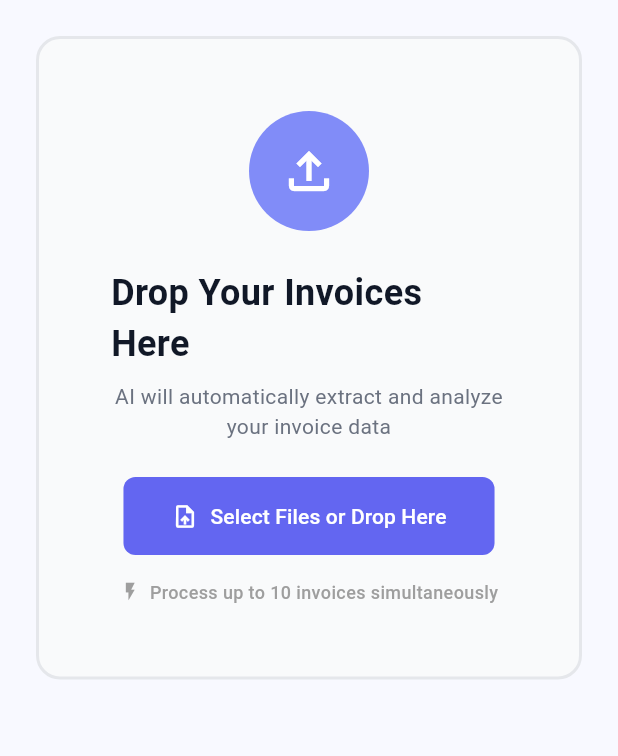
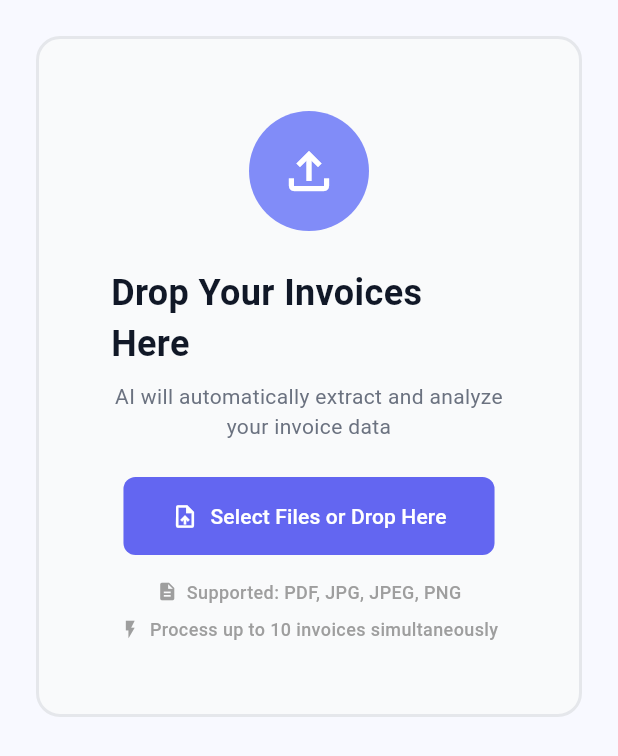
Before and after one commit to Elkaso-app/benchmarking, a Flutter app: the UploadPage widget shown alone on an empty page, opened directly, on a phone screen of 412 x 824 dp. Shown: the top 756 px of the screen. Run offline on Flutter 3.47's test engine with Material 3 defaults, Android fonts, the light colour scheme and no system bars; our stand-ins replace file_picker, fl_chart; network calls fail.

Commit message:
feat: Add image support and improve extraction validation
Backend Changes (api.py):
- Accept image files (JPG, JPEG, PNG) in addition to PDF
- Update /api/process endpoint to support multiple file types
- Update /api/process/batch endpoint with image support
- Dynamic file extension handling for temporary files

Backend Changes (invoice_processor.py):
- Enhanced extraction prompt with validation rules
- Add critical validation: quantity × unit_price = total (net amount)
- Implement 85% confidence threshold - skip unclear items
- Direct image file processing (not just PDF conversion)
- Better handling of JPG, JPEG, PNG files
- Clarify extraction of NET AMOUNT (before tax) vs gross total

Frontend Changes (upload_page.dart):
- Add Gross Amount column to master list
- Calculate gross amount as: quantity × average price
- File picker now accepts: pdf, jpg, jpeg, png
- Display gross amount with 2 decimal precision

Frontend Changes (simple_upload_zone.dart):
- Update UI text: "Supported: PDF, JPG, JPEG, PNG"
- Dynamic file icons (PDF icon for PDFs, image icon for images)
- Enhanced footer info showing supported file types
- Improved file list display with type-specific icons

Key Features:
- Full image invoice support (JPG, JPEG, PNG)
- Validation ensures quantity × unit_price = total
- Quality filter: only extract items with ≥85% confidence
- Gross amount calculation in master list
- Better extraction accuracy with math validation

Tasks:
- Completed image upload support
- Completed extraction validation improvements

```diff
--- a/invoice_web/lib/widgets/simple_upload_zone.dart
+++ b/invoice_web/lib/widgets/simple_upload_zone.dart
@@ -163,6 +163,28 @@ class _SimpleUploadZoneState extends State<SimpleUploadZone> {
                   const SizedBox(height: 16),
 
                   // Footer info
+                  Column(
+                    children: [
+                      Row(
+                        mainAxisAlignment: MainAxisAlignment.center,
+                        children: [
+                          Icon(
+                            Icons.description,
+                            size: 14,
+                            color: Colors.grey.shade500,
+                          ),
+                          const SizedBox(width: 6),
+                          Text(
+                            'Supported: PDF, JPG, JPEG, PNG',
+                            style: TextStyle(
+                              fontSize: 12,
+                              color: Colors.grey.shade500,
+                              fontWeight: FontWeight.w500,
+                            ),
+                          ),
+                        ],
+                      ),
+                      const SizedBox(height: 8),
                       Row(
                         mainAxisAlignment: MainAxisAlignment.center,
                         children: [
@@ -179,6 +201,8 @@ class _SimpleUploadZoneState extends State<SimpleUploadZone> {
                               color: Colors.grey.shade500,
                               fontWeight: FontWeight.w500,
                             ),
+                          ),
+                        ],
                       ),
                     ],
                   ),
@@ -213,9 +237,11 @@ class _SimpleUploadZoneState extends State<SimpleUploadZone> {
                             color: const Color(0xFF6366F1).withOpacity(0.1),
                             borderRadius: BorderRadius.circular(8),
                           ),
-                          child: const Icon(
-                            Icons.picture_as_pdf,
-                            color: Color(0xFF6366F1),
+                          child: Icon(
+                            file.name.toLowerCase().endsWith('.pdf')
+                                ? Icons.picture_as_pdf
+                                : Icons.image,
+                            color: const Color(0xFF6366F1),
                             size: 20,
                           ),
                         ),
```
Also changed, not shown: invoice_web/lib/pages/upload_page.dart (+13 -2 lines), 3 other files. Lines whose indentation alone changed are shown as unchanged.
